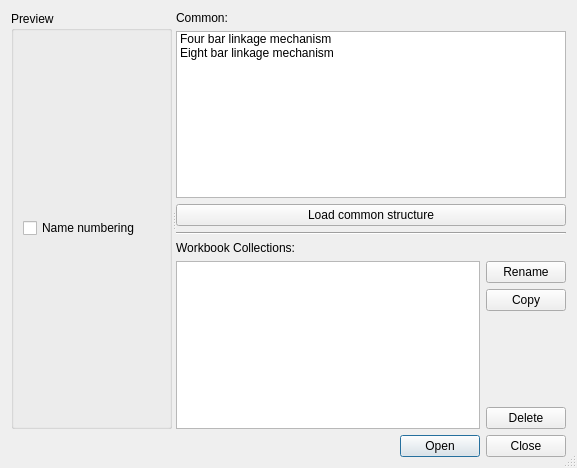
Above: core/synthesis/Collections/TriangularIteration_dialog/collections.ui from KmolYuan/Pyslvs-UI before the change. Below: the same form after it.
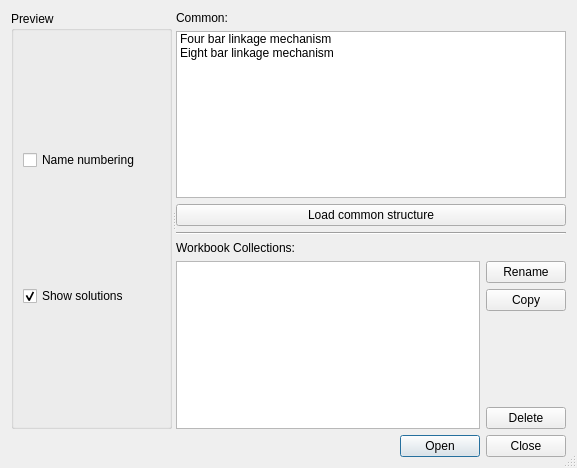
That is the form after the change. Icons and pictures are not drawn.

The edit to the form file:
```diff
--- a/core/synthesis/Collections/TriangularIteration_dialog/collections.ui
+++ b/core/synthesis/Collections/TriangularIteration_dialog/collections.ui
@@ -53,6 +53,16 @@
          </property>
         </widget>
        </item>
+       <item>
+        <widget class="QCheckBox" name="show_solutions">
+         <property name="text">
+          <string>Show solutions</string>
+         </property>
+         <property name="checked">
+          <bool>true</bool>
+         </property>
+        </widget>
+       </item>
       </layout>
      </widget>
      <widget class="QWidget" name="layoutWidget">
```
